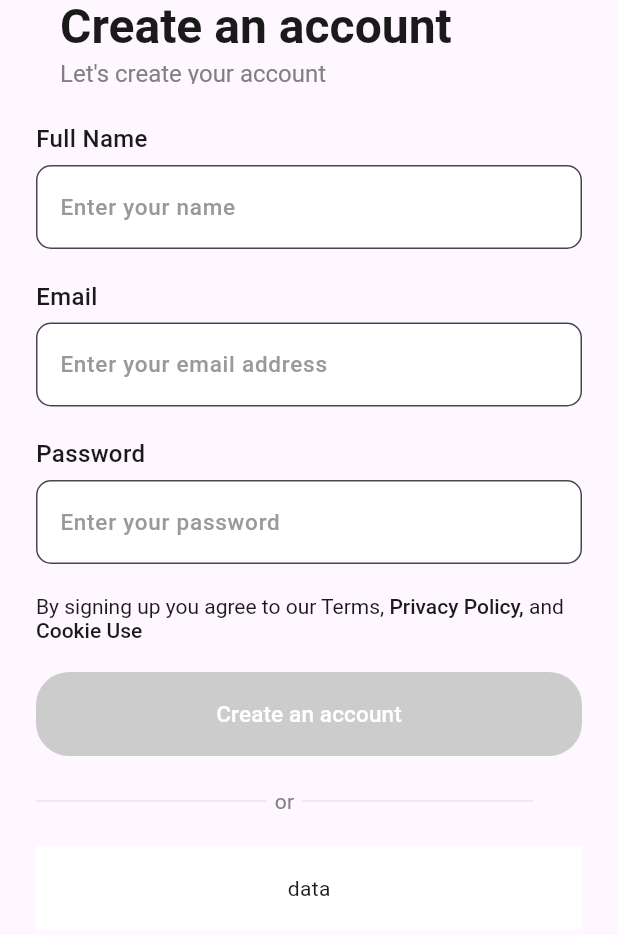
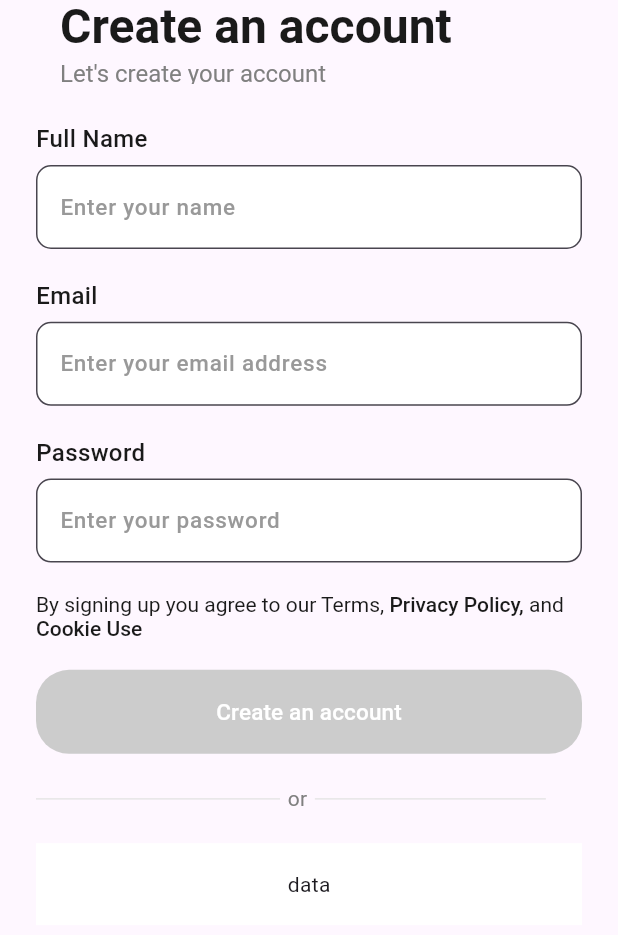
Before and after one commit to ozodbekabdullajonov12/ecommerce_app, a Flutter app: the SignUpView screen opened by its route, on a phone screen of 412 x 824 dp. Shown: the top 935 px of the screen. Run offline on Flutter 3.47's test engine with Material 3 defaults, Android fonts, the phone set to English and light mode, and no system bars; our stand-ins replace dio, flutter_screenutil, flutter_secure_storage, go_router; accounts and stored records are empty.

Commit message:
zo'rrrrrrr

```diff
--- a/lib/core/routing/router.dart
+++ b/lib/core/routing/router.dart
@@ -13,7 +13,7 @@ final GoRouter router = GoRouter(
       path: Routes.onboarding,
       builder: (context, state) => OnboardingView(),
     ),
-    GoRoute(path: Routes.signup, builder: (context, state) => SignUpView()),
+    GoRoute(path: Routes.signUp, builder: (context, state) => SignUpView()),
     GoRoute(path: Routes.splashScreen,
       builder: (context, state)=>
           SplashScreen(),
--- a/lib/core/routing/routes.dart
+++ b/lib/core/routing/routes.dart
@@ -1,6 +1,6 @@
 class Routes {
   static const onboarding = '/onboarding';
   static const login = '/login';
-  static const signup = '/sign_up';
-  static const splashScreen = '/splash_screen';
+  static const signUp = '/sign-up';
+  static const splashScreen = '/splash-screen';
 }
--- a/lib/features/auth/presentation/pages/sign_up_view.dart
+++ b/lib/features/auth/presentation/pages/sign_up_view.dart
@@ -1,4 +1,5 @@
 import 'package:flutter/material.dart';
+import 'package:flutter_screenutil/flutter_screenutil.dart';
 import 'package:store/features/common/ecommerce_auth_app_bar.dart';
 import 'package:store/features/common/ecommerce_text_button_container.dart';
 import 'package:store/features/common/ecommerce_text_form_field.dart';
@@ -24,7 +25,7 @@ class SignUpView extends StatelessWidget {
         children: [
           Form(
             child: Column(
-              spacing: 20,
+              spacing: 20.h,
               children: [
                 EcommerceTextFormField(
                   label: "Full Name",
@@ -83,7 +84,7 @@ class SignUpView extends StatelessWidget {
               ],
             ),
           ),
-          SizedBox(height: 20),
+          SizedBox(height: 20.h),
           EcommerceTextButtonContainer(
             text: "Create an account",
             textColor: Color(0xFFFFFFFF),
@@ -94,7 +95,8 @@ class SignUpView extends StatelessWidget {
           Row(
             spacing: 5,
             children: [
-              Container(width: 154,
+              Container(
+                width: 154.w,
                 height: 1,
                 color: Color(0xFFE6E6E6),
               ),
@@ -113,10 +115,10 @@ class SignUpView extends StatelessWidget {
               ),
             ],
           ),
-          SizedBox(height: 20),
+          SizedBox(height: 20.h),
           GestureDetector(
             child: Container(
-              height: 56,
+              height: 56.h,
               width: double.infinity,
               color: Colors.white,
               child: Center(
```
Also changed, not shown: lib/features/onboarding/presentation/pages/onboarding_view.dart (+19 -23 lines).
